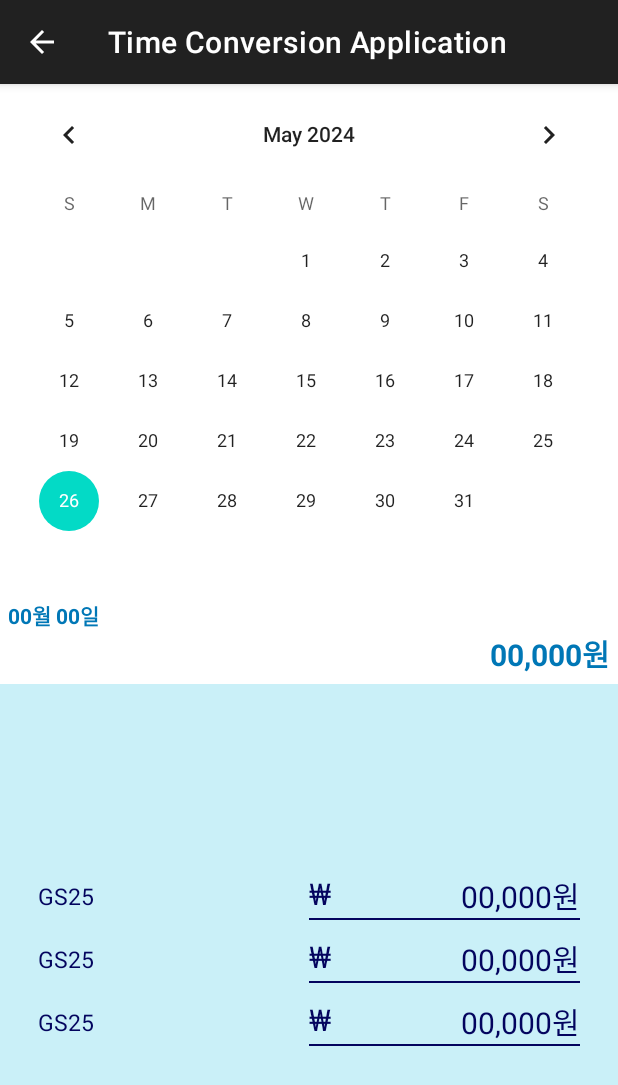
After one commit to Njongwook/24-1-MCTeamProject, an Android app: the CalenderActivity screen opened directly, with no data from a screen before it, on a phone screen of 412 x 824 dp. The commit adds this screen. Shown: the top 1085 px of the screen. Run offline under Robolectric (Android 15) with nearby library versions, the phone set to English and light mode, and no system bars.

Commit message:
tip + calendar xml 화면 구성

```diff
--- a/app/build.gradle.kts
+++ b/app/build.gradle.kts
@@ -33,6 +33,9 @@ android {
     kotlinOptions {
         jvmTarget = "1.8"
     }
+    buildFeatures{
+        viewBinding = true
+    }
 }
 
 dependencies {
@@ -41,6 +44,7 @@ dependencies {
     implementation("androidx.appcompat:appcompat:1.6.1")
     implementation("com.google.android.material:material:1.12.0")
     implementation("androidx.constraintlayout:constraintlayout:2.1.4")
+    implementation("androidx.media3:media3-common:1.3.1")
     testImplementation("junit:junit:4.13.2")
     androidTestImplementation("androidx.test.ext:junit:1.1.5")
     androidTestImplementation("androidx.test.espresso:espresso-core:3.5.1")
--- /dev/null
+++ b/app/src/main/java/com/example/timeconversionapplication/CalenderActivity.kt
@@ -0,0 +1,14 @@
+package com.example.timeconversionapplication
+
+import android.os.Bundle
+import androidx.appcompat.app.AppCompatActivity
+import com.example.timeconversionapplication.databinding.ActivityCalenderBinding
+
+class CalenderActivity : AppCompatActivity(){
+    lateinit var binding : ActivityCalenderBinding
+    override fun onCreate(savedInstanceState: Bundle?) {
+        super.onCreate(savedInstanceState)
+        binding = ActivityCalenderBinding.inflate(layoutInflater)
+        setContentView(binding.root)
+    }
+}
--- /dev/null
+++ b/app/src/main/res/layout/activity_calender.xml
@@ -0,0 +1,167 @@
+<?xml version="1.0" encoding="utf-8"?>
+<LinearLayout xmlns:android="http://schemas.android.com/apk/res/android"
+    android:layout_height="match_parent"
+    android:layout_width="match_parent"
+    android:gravity="center"
+    android:orientation="vertical">
+    <CalendarView
+        android:layout_width="match_parent"
+        android:layout_height="wrap_content"/>
+    <LinearLayout
+        android:layout_width="match_parent"
+        android:layout_height="wrap_content"
+        android:orientation="vertical"
+        android:padding="5dp">
+        <TextView
+            android:layout_width="match_parent"
+            android:layout_height="wrap_content"
+            android:textStyle="bold"
+            android:textColor="@color/blue4"
+            android:text="00월 00일"/>
+        <TextView
+            android:layout_width="match_parent"
+            android:layout_height="wrap_content"
+            android:gravity="right"
+            android:textSize="20dp"
+            android:textStyle="bold"
+            android:textColor="@color/blue4"
+            android:text="00,000원"/>
+    </LinearLayout>
+    <LinearLayout
+        android:layout_width="match_parent"
+        android:layout_height="match_parent"
+        android:orientation="vertical"
+        android:gravity="center"
+        android:padding="20dp"
+        android:background="@color/blue1">
+        <LinearLayout
+            android:layout_width="match_parent"
+            android:layout_height="wrap_content"
+            android:gravity="center"
+            android:padding="5dp"
+            android:orientation="horizontal">
+            <TextView
+                android:layout_width="0dp"
+                android:layout_height="wrap_content"
+                android:layout_weight="1"
+                android:textColor="@color/blue5"
+                android:textSize="15dp"
+                android:text="GS25"/>
+            <LinearLayout
+                android:layout_width="0dp"
+                android:layout_height="wrap_content"
+                android:layout_weight="1"
+                android:orientation="vertical">
+                <RelativeLayout
+                    android:layout_width="match_parent"
+                    android:layout_height="wrap_content">
+                    <TextView
+                        android:layout_width="wrap_content"
+                        android:layout_height="wrap_content"
+                        android:layout_alignParentStart="true"
+                        android:textColor="@color/blue5"
+                        android:textSize="20dp"
+                        android:text="₩"/>
+                    <TextView
+                        android:layout_width="wrap_content"
+                        android:layout_height="wrap_content"
+                        android:layout_alignParentEnd="true"
+                        android:textColor="@color/blue5"
+                        android:gravity="right"
+                        android:textSize="20dp"
+                        android:text="00,000원"/>
+                </RelativeLayout>
+                <View
+                    android:layout_width="match_parent"
+                    android:layout_height="2px"
+                    android:background="@color/blue5"/>
+            </LinearLayout>
+        </LinearLayout>
+        <LinearLayout
+            android:layout_width="match_parent"
+            android:layout_height="wrap_content"
+            android:gravity="center"
+            android:padding="5dp"
+            android:orientation="horizontal">
+            <TextView
+                android:layout_width="0dp"
+                android:layout_height="wrap_content"
+                android:layout_weight="1"
+                android:textColor="@color/blue5"
+                android:textSize="15dp"
+                android:text="GS25"/>
+            <LinearLayout
+                android:layout_width="0dp"
+                android:layout_height="wrap_content"
+                android:layout_weight="1"
+                android:orientation="vertical">
+                <RelativeLayout
+                    android:layout_width="match_parent"
+                    android:layout_height="wrap_content">
+                    <TextView
+                        android:layout_width="wrap_content"
+                        android:layout_height="wrap_content"
+                        android:layout_alignParentStart="true"
+                        android:textColor="@color/blue5"
+                        android:textSize="20dp"
+                        android:text="₩"/>
+                    <TextView
+                        android:layout_width="wrap_content"
+                        android:layout_height="wrap_content"
+                        android:layout_alignParentEnd="true"
+                        android:textColor="@color/blue5"
+                        android:gravity="right"
+                        android:textSize="20dp"
+                        android:text="00,000원"/>
+                </RelativeLayout>
+                <View
+                    android:layout_width="match_parent"
+                    android:layout_height="2px"
+                    android:background="@color/blue5"/>
+            </LinearLayout>
+        </LinearLayout>
+        <LinearLayout
+            android:layout_width="match_parent"
+            android:layout_height="wrap_content"
+            android:gravity="center"
+            android:padding="5dp"
+            android:orientation="horizontal">
+            <TextView
+                android:layout_width="0dp"
+                android:layout_height="wrap_content"
+                android:layout_weight="1"
+                android:textColor="@color/blue5"
+                android:textSize="15dp"
+                android:text="GS25"/>
+            <LinearLayout
+                android:layout_width="0dp"
+                android:layout_height="wrap_content"
+                android:layout_weight="1"
+                android:orientation="vertical">
+                <RelativeLayout
+                    android:layout_width="match_parent"
+                    android:layout_height="wrap_content">
+                    <TextView
+                        android:layout_width="wrap_content"
+                        android:layout_height="wrap_content"
+                        android:layout_alignParentStart="true"
+                        android:textColor="@color/blue5"
+                        android:textSize="20dp"
+                        android:text="₩"/>
+                    <TextView
+                        android:layout_width="wrap_content"
+                        android:layout_height="wrap_content"
+                        android:layout_alignParentEnd="true"
+                        android:textColor="@color/blue5"
+                        android:gravity="right"
+                        android:textSize="20dp"
+                        android:text="00,000원"/>
+                </RelativeLayout>
+                <View
+                    android:layout_width="match_parent"
+                    android:layout_height="2px"
+                    android:background="@color/blue5"/>
+            </LinearLayout>
+        </LinearLayout>
+    </LinearLayout>
+</LinearLayout>
--- a/app/src/main/res/values/colors.xml
+++ b/app/src/main/res/values/colors.xml
@@ -2,4 +2,9 @@
 <resources>
     <color name="black">#FF000000</color>
     <color name="white">#FFFFFFFF</color>
+    <color name="blue5">#03045E</color>
+    <color name="blue4">#0077B6</color>
+    <color name="blue3">#00B4D8</color>
+    <color name="blue2">#90E0EF</color>
+    <color name="blue1">#CAF0F8</color>
 </resources>
--- a/app/src/main/res/values/themes.xml
+++ b/app/src/main/res/values/themes.xml
@@ -1,6 +1,6 @@
 <resources xmlns:tools="http://schemas.android.com/tools">
     <!-- Base application theme. -->
-    <style name="Base.Theme.TimeConversionApplication" parent="Theme.Material3.DayNight.NoActionBar">
+    <style name="Base.Theme.TimeConversionApplication" parent="Theme.MaterialComponents.DayNight.DarkActionBar">
         <!-- Customize your light theme here. -->
         <!-- <item name="colorPrimary">@color/my_light_primary</item> -->
     </style>
```
Also changed, not shown: app/src/main/AndroidManifest.xml (+10 -0 lines), app/src/main/java/com/example/timeconversionapplication/MainActivity.kt (+45 -1 lines), app/src/main/java/com/example/timeconversionapplication/TipsActivity.kt (added, +14 -0 lines), app/src/main/res/layout/activity_main.xml (+11 -13 lines), app/src/main/res/layout/activity_tips.xml (added, +265 -0 lines), app/src/main/res/drawable/free_icon_health_report_7858311.png (added), app/src/main/res/drawable/free_icon_membership_5024752.png (added), app/src/main/res/drawable/free_icon_money_8107808.png (added), app/src/main/res/drawable/free_icon_money_9894388.png (added), app/src/main/res/drawable/free_icon_passbook_7440776.png (added), app/src/main/res/drawable/free_icon_siren_9462097.png (added), app/src/main/res/drawable/free_icon_train_7601921.png (added).
